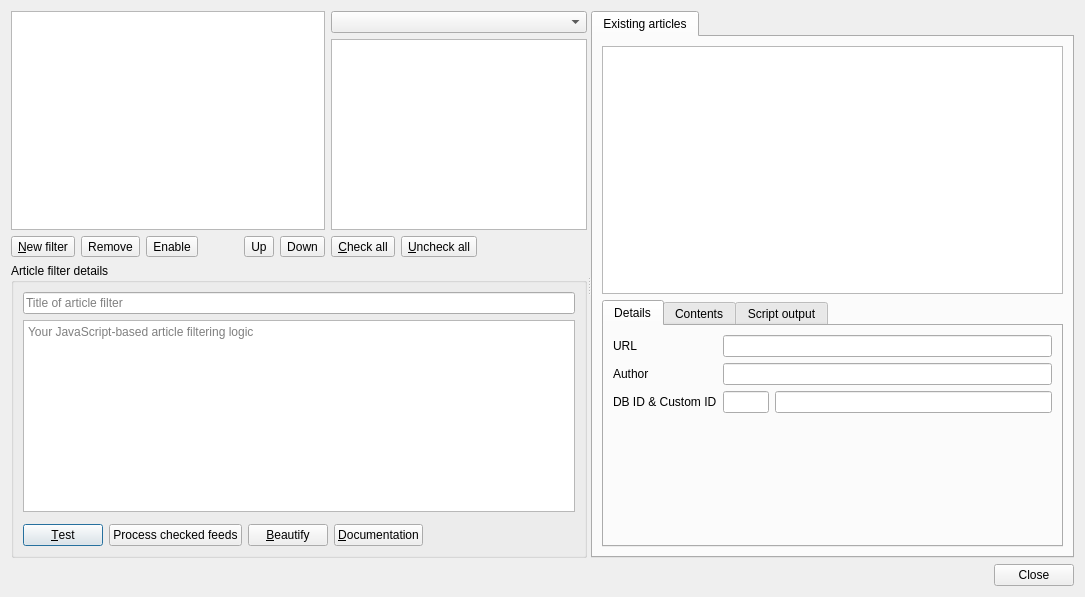
Old version of the form src/librssguard/gui/dialogs/formmessagefiltersmanager.ui in the repository martinrotter/rssguard.
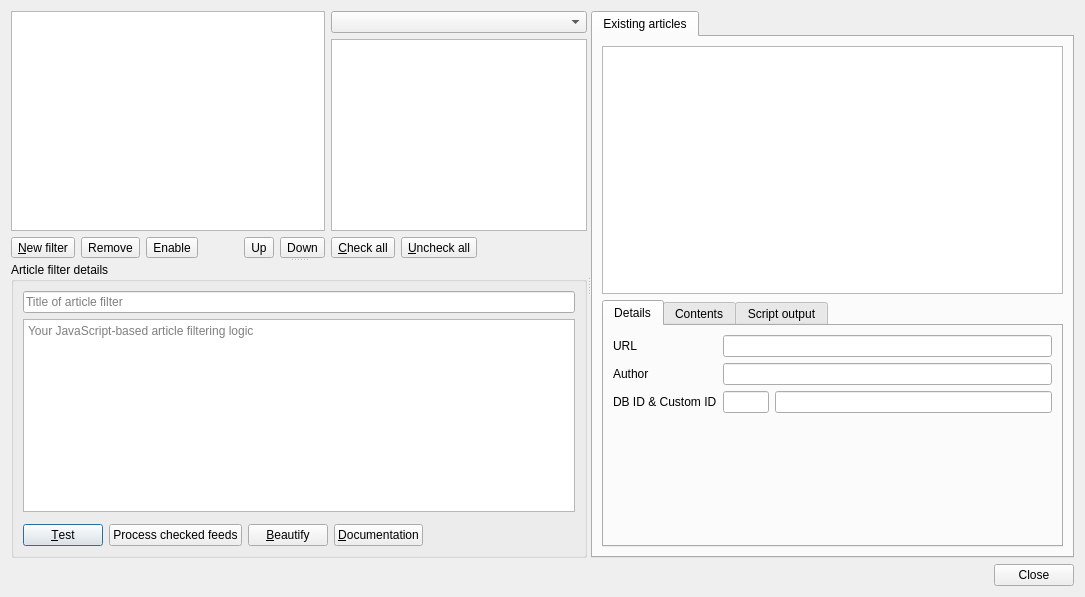
New version of the form. Custom widgets are drawn as their Qt base class.

Diff of the .ui file:
```diff
--- a/src/librssguard/gui/dialogs/formmessagefiltersmanager.ui
+++ b/src/librssguard/gui/dialogs/formmessagefiltersmanager.ui
@@ -15,11 +15,15 @@
   </property>
   <layout class="QVBoxLayout" name="verticalLayout_5">
    <item>
+    <widget class="QSplitter" name="splitter_2">
+     <property name="orientation">
+      <enum>Qt::Orientation::Horizontal</enum>
+     </property>
     <widget class="QSplitter" name="splitter">
      <property name="orientation">
-      <enum>Qt::Horizontal</enum>
-     </property>
-     <widget class="QWidget" name="layoutWidget">
+       <enum>Qt::Orientation::Vertical</enum>
+      </property>
+      <widget class="QWidget" name="">
       <layout class="QGridLayout" name="gridLayout">
        <item row="0" column="0">
         <widget class="QListWidget" name="m_listFilters">
@@ -131,7 +135,8 @@
          </item>
         </layout>
        </item>
-       <item row="2" column="0" colspan="2">
+       </layout>
+      </widget>
         <widget class="QGroupBox" name="m_gbDetails">
          <property name="title">
           <string>Article filter details</string>
@@ -217,8 +222,6 @@
           </item>
          </layout>
         </widget>
-       </item>
-      </layout>
      </widget>
      <widget class="QTabWidget" name="m_twMessages">
       <property name="sizePolicy">
```
Left out of the diff: 10 changed lines with no effect on the pictures. Lines whose indentation alone changed are shown as unchanged.
